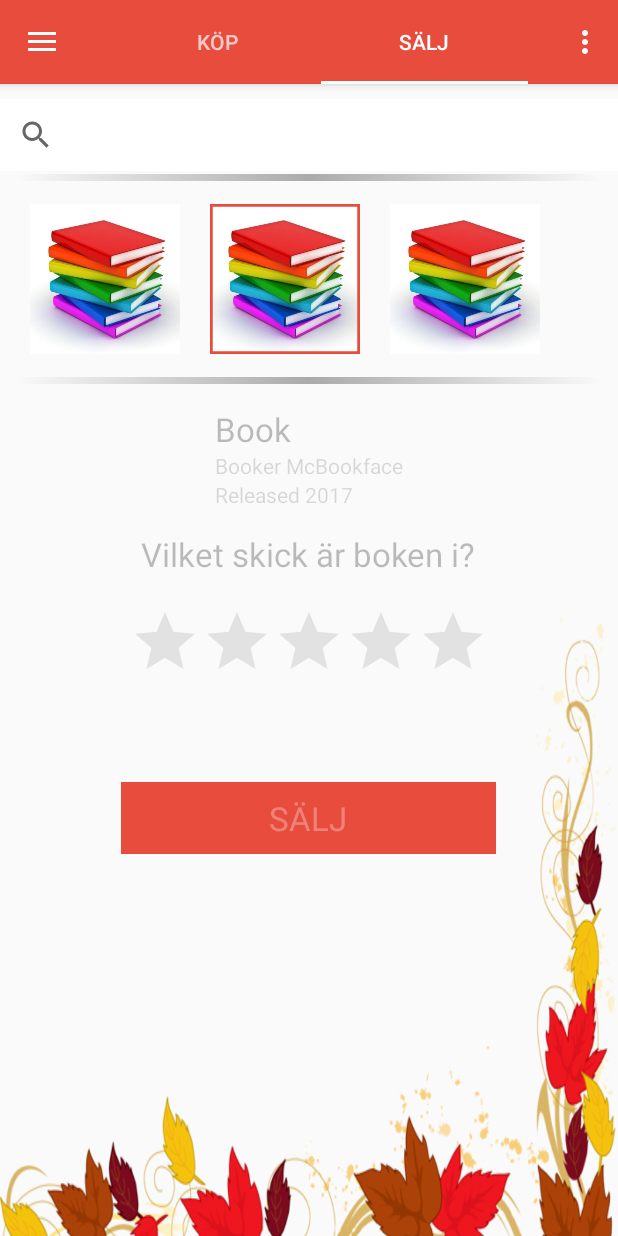
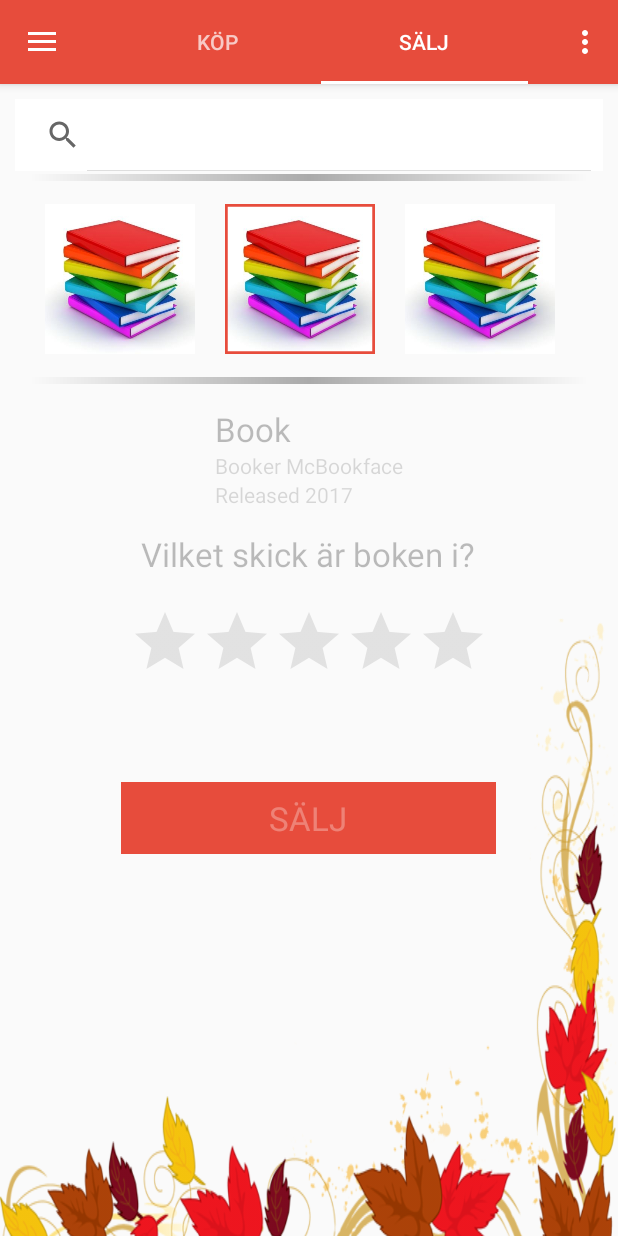
Before and after one commit to MrZtone/Hazel, an Android app: the screen it shows after launch (MainActivity), tab 2 chosen, on a phone screen of 412 x 824 dp. Run offline under Robolectric (Android 15) with nearby library versions, the phone set to English and light mode, and no system bars; 1 statement that could not run was skipped.

Commit message:
Search works, it was a bug

```diff
--- a/app/src/main/java/fiketMafian/Hazel/MainActivity.java
+++ b/app/src/main/java/fiketMafian/Hazel/MainActivity.java
@@ -200,7 +200,6 @@ public class MainActivity extends AppCompatActivity
     @Override
     protected void onNewIntent(Intent intent) {
         Log.d("onnewintent", "onnewintent");
-        //System.out.println("onnewintent");
         setIntent(intent);
         handleIntent(intent);
     }
@@ -209,6 +208,15 @@ public class MainActivity extends AppCompatActivity
         if (Intent.ACTION_SEARCH.equals(intent.getAction())) {
             String query = intent.getStringExtra(SearchManager.QUERY);
             //use the query to search your data somehow
+            TabLayout tabLayout = (TabLayout) findViewById(R.id.tabs);
+            if(tabLayout.getSelectedTabPosition()==0)
+            {
+                System.out.println("buy");
+            }
+            else
+            {
+                System.out.println("sell");
+            }
         }
     }
 
@@ -300,6 +308,14 @@ public class MainActivity extends AppCompatActivity
             {
                 rootView = inflater.inflate(R.layout.sell, container, false);
 
+                // Get the SearchView and set the searchable configuration
+                SearchManager searchManager = (SearchManager) getActivity().getSystemService(Context.SEARCH_SERVICE);
+                SearchView searchView = (SearchView) rootView.findViewById(R.id.searchView2);
+
+                ComponentName component = new ComponentName(getContext(), MainActivity.class);
+                searchView.setSearchableInfo(searchManager.getSearchableInfo(component));
+                searchView.setIconifiedByDefault(false); // Do not iconify the widget; expand it by default
+
                 Resources r = getResources();
                 LinearLayout bookGallery = (LinearLayout) rootView.findViewById(R.id.bookgallery);
                 Drawable[] layers = new Drawable[2];
--- a/app/src/main/res/layout/sell.xml
+++ b/app/src/main/res/layout/sell.xml
@@ -9,9 +9,10 @@
         android:id="@+id/searchView2"
         android:layout_alignParentTop="true"
         android:background="#ffffff"
-        android:clickable="true"
         android:layout_gravity="center"
         android:layout_marginTop="10dp"
+        android:layout_marginLeft="10dp"
+        android:layout_marginRight="10dp"
         android:layout_alignParentStart="true"
         android:layout_alignParentEnd="true" />
 
```
